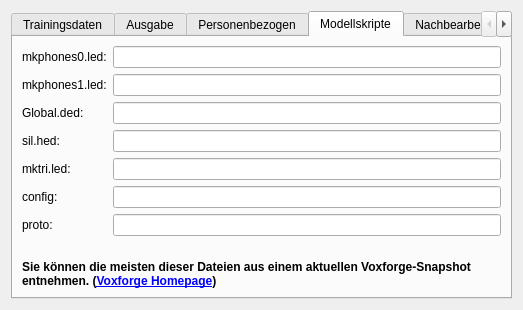
First picture: the form in ui/modelsettingsdlg.ui, repository KDE/simon, before the edit.
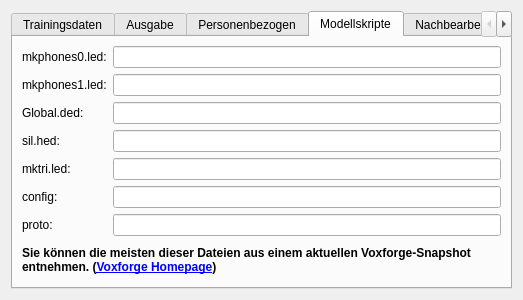
Second picture: the form after the edit. The open tabs and pages were chosen to show the change. Icons and pictures are not drawn.

Diff of the .ui file:
```diff
--- a/ui/modelsettingsdlg.ui
+++ b/ui/modelsettingsdlg.ui
@@ -6,7 +6,7 @@
     <x>0</x>
     <y>0</y>
     <width>523</width>
-    <height>310</height>
+    <height>300</height>
    </rect>
   </property>
   <property name="windowTitle" >
@@ -440,19 +440,6 @@
          </item>
         </layout>
        </item>
-       <item>
-        <spacer>
-         <property name="orientation" >
-          <enum>Qt::Vertical</enum>
-         </property>
-         <property name="sizeHint" >
-          <size>
-           <width>20</width>
-           <height>40</height>
-          </size>
-         </property>
-        </spacer>
-       </item>
        <item>
         <widget class="QLabel" name="label_5" >
          <property name="text" >
```
